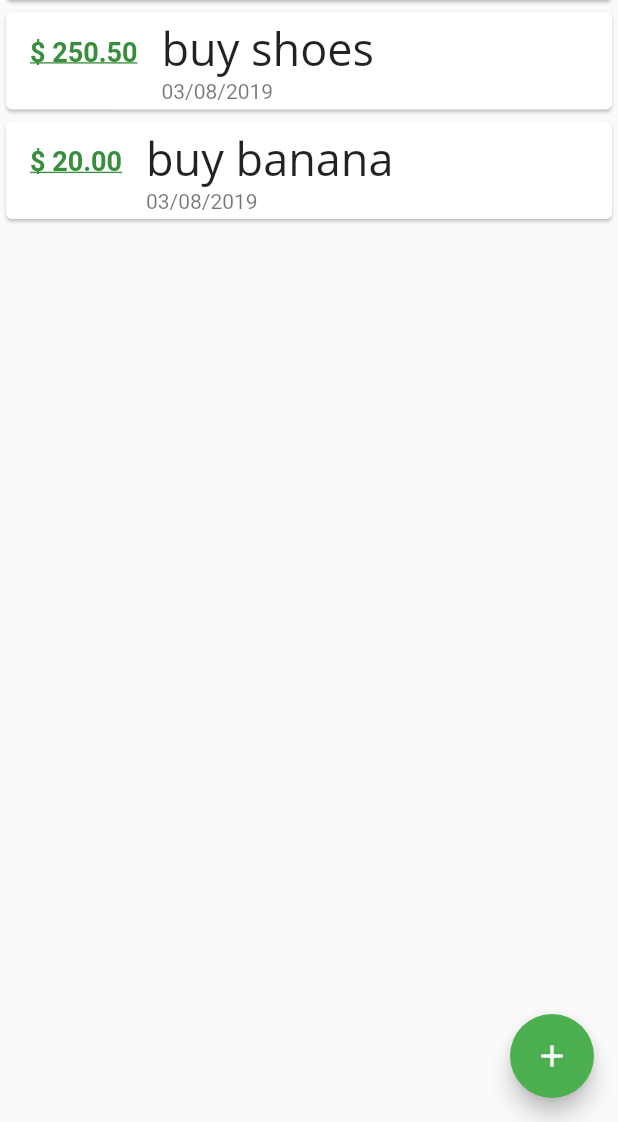
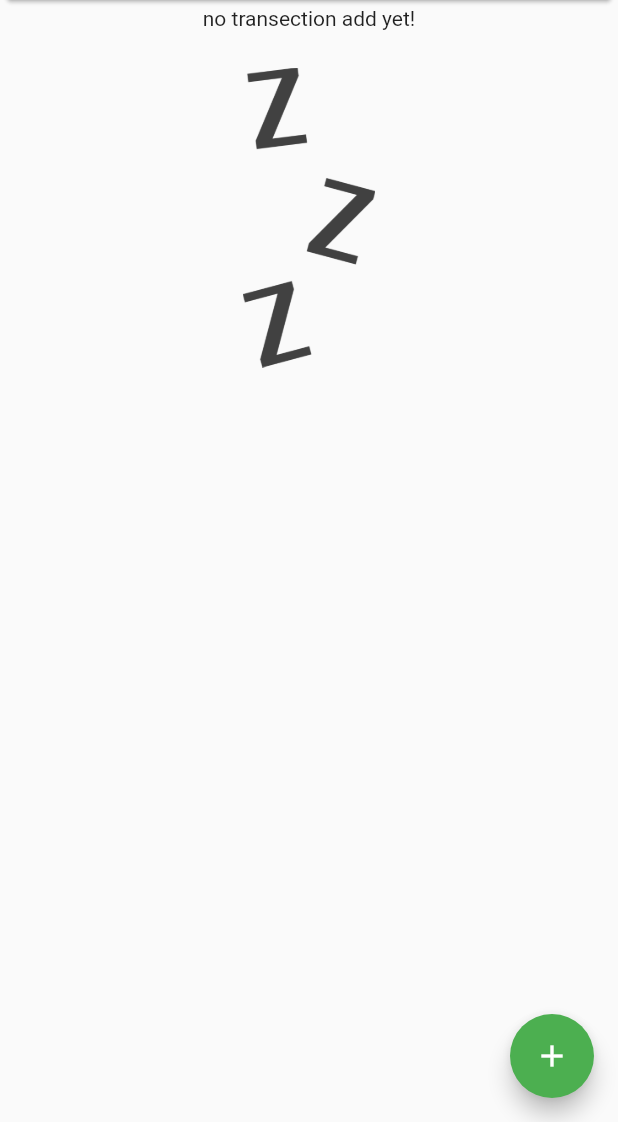
Before and after one commit to akshayyadav76/personal_expenses_app, a Flutter app: the screen it shows after launch, on a phone screen of 412 x 824 dp, the part 114-1236 px from its top. Run offline on Flutter 3.47's test engine with Material 2 defaults, Android fonts, the phone set to English and light mode, and no system bars.

Commit message:
pack up..

```diff
--- a/lib/main.dart
+++ b/lib/main.dart
@@ -47,10 +47,10 @@ class _MyHomePageState extends State<MyHomePage> {
   }
 
   final List<Transections> _userTransection = [
-    Transections(
-        id: "1", title: "buy shoes ", money: 250.5, date: DateTime.now()),
-    Transections(
-        id: "1", title: "buy banana ", money: 20.0, date: DateTime.now()),
+//    Transections(
+//        id: "1", title: "buy shoes ", money: 250.5, date: DateTime.now()),
+//    Transections(
+//        id: "1", title: "buy banana ", money: 20.0, date: DateTime.now()),
   ];
 
 
--- a/lib/widget/transection_list.dart
+++ b/lib/widget/transection_list.dart
@@ -12,7 +12,15 @@ class TransectionList extends StatelessWidget {
   Widget build(BuildContext context) {
     return Container(
         height: 300,
-        child: ListView.builder(
+        child: data.isEmpty? Column(
+          children: <Widget>[
+            Text("no transection add yet!"),
+            SizedBox(height: 25),
+     Container(
+       height: 200,
+       child: Image.asset("assets/images/waiting.png",fit: BoxFit.cover,),)
+          ],
+        ):ListView.builder(
           itemBuilder: (contex, index) {
             return Card(
                 child: ListTile(
```
Also changed, not shown: pubspec.yaml (+3 -7 lines), assets/images/waiting.png (added).
